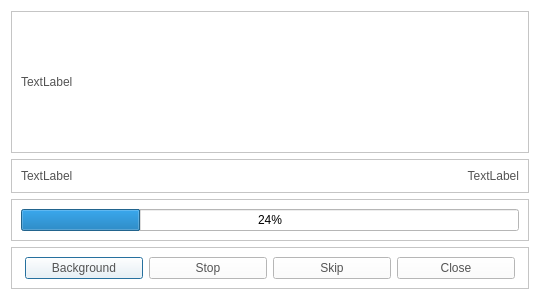
This is CaX/dialog/progressdialog.ui in fsest4u/CaX_03 as Qt 5 draws it before an edit. The edited form follows.
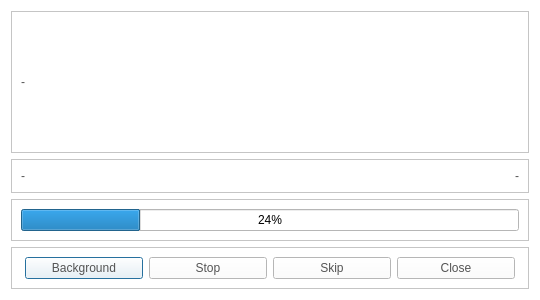
This is the edited form. Icons and pictures are not drawn.

```diff
--- a/CaX/dialog/progressdialog.ui
+++ b/CaX/dialog/progressdialog.ui
@@ -168,14 +168,14 @@
       <item>
        <widget class="QLabel" name="labelCurTime">
         <property name="text">
-         <string>TextLabel</string>
+         <string>-</string>
         </property>
        </widget>
       </item>
       <item>
        <widget class="QLabel" name="labelTotTime">
         <property name="text">
-         <string>TextLabel</string>
+         <string>-</string>
         </property>
         <property name="alignment">
          <set>Qt::AlignRight|Qt::AlignTrailing|Qt::AlignVCenter</set>
@@ -203,7 +203,7 @@
        <item row="0" column="0">
         <widget class="QLabel" name="labelContent">
          <property name="text">
-          <string>TextLabel</string>
+          <string>-</string>
          </property>
         </widget>
        </item>
```
